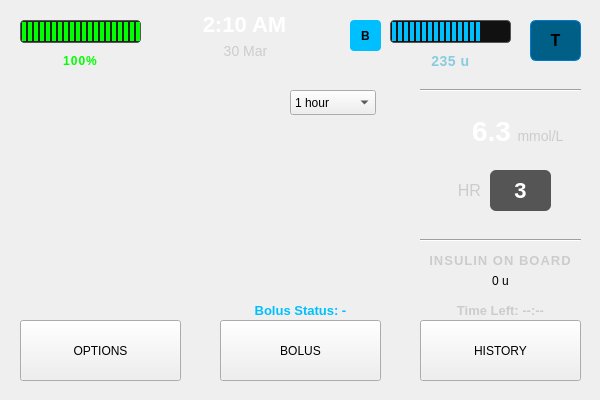
First picture: the form in code/home.ui, repository xHWAHx/InsulinPumpSimulator-Group35, before the edit.
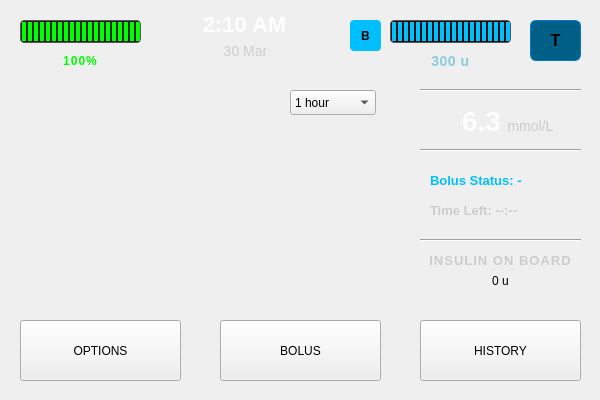
Second picture: the form after the edit. Icons and pictures are not drawn. Custom widgets are drawn as their Qt base class.

```diff
--- a/code/home.ui
+++ b/code/home.ui
@@ -99,7 +99,7 @@
 </string>
    </property>
    <property name="value">
-    <number>75</number>
+    <number>100</number>
    </property>
    <property name="textVisible">
     <bool>false</bool>
@@ -151,7 +151,7 @@
 </string>
    </property>
    <property name="text">
-    <string>235 u</string>
+    <string>300 u</string>
    </property>
    <property name="alignment">
     <set>Qt::AlignCenter</set>
@@ -364,9 +364,9 @@
   <widget class="QLabel" name="labelBolusStatus">
    <property name="geometry">
     <rect>
-     <x>220</x>
-     <y>300</y>
-     <width>161</width>
+     <x>430</x>
+     <y>170</y>
+     <width>141</width>
      <height>20</height>
     </rect>
    </property>
@@ -381,7 +381,7 @@
     <string>Bolus Status: -</string>
    </property>
    <property name="alignment">
-    <set>Qt::AlignCenter</set>
+    <set>Qt::AlignLeading|Qt::AlignLeft|Qt::AlignVCenter</set>
    </property>
   </widget>
   <widget class="QPushButton" name="historyButton">
@@ -444,61 +444,11 @@
     <string>T</string>
    </property>
   </widget>
-  <widget class="QPushButton" name="pushButton">
-   <property name="geometry">
-    <rect>
-     <x>490</x>
-     <y>170</y>
-     <width>61</width>
-     <height>41</height>
-    </rect>
-   </property>
-   <property name="styleSheet">
-    <string notr="true">QLabel, QPushButton {
-    background-color: #555555;
-    border-radius: 6px;
-    padding: 10px 20px;
-    color: white;
-    font-size: 22px;
-    font-weight: bold;
-    font-family: &quot;Segoe UI&quot;, sans-serif;
-}
-</string>
-   </property>
-   <property name="text">
-    <string>3</string>
-   </property>
-  </widget>
-  <widget class="QLabel" name="label_4">
-   <property name="geometry">
-    <rect>
-     <x>440</x>
-     <y>170</y>
-     <width>41</width>
-     <height>41</height>
-    </rect>
-   </property>
-   <property name="styleSheet">
-    <string notr="true">QLabel {
-    color: #CCCCCC;
-    font-size: 16px;
-    font-weight: medium;
-    font-family: &quot;Segoe UI&quot;, sans-serif;
-    margin-top: -10px;
-}</string>
-   </property>
-   <property name="text">
-    <string>HR</string>
-   </property>
-   <property name="alignment">
-    <set>Qt::AlignRight|Qt::AlignTrailing|Qt::AlignVCenter</set>
-   </property>
-  </widget>
   <widget class="QLabel" name="glucoseLabel">
    <property name="geometry">
     <rect>
-     <x>430</x>
-     <y>110</y>
+     <x>420</x>
+     <y>100</y>
      <width>81</width>
      <height>41</height>
     </rect>
@@ -537,8 +487,8 @@
   <widget class="QLabel" name="label_2">
    <property name="geometry">
     <rect>
-     <x>510</x>
-     <y>120</y>
+     <x>500</x>
+     <y>110</y>
      <width>61</width>
      <height>31</height>
     </rect>
@@ -566,9 +516,9 @@
   <widget class="QLabel" name="labelBolusTimeRemaining">
    <property name="geometry">
     <rect>
-     <x>420</x>
-     <y>300</y>
-     <width>161</width>
+     <x>430</x>
+     <y>200</y>
+     <width>141</width>
      <height>20</height>
     </rect>
    </property>
@@ -583,7 +533,20 @@
     <string>Time Left: --:--</string>
    </property>
    <property name="alignment">
-    <set>Qt::AlignCenter</set>
+    <set>Qt::AlignLeading|Qt::AlignLeft|Qt::AlignVCenter</set>
+   </property>
+  </widget>
+  <widget class="Line" name="line_3">
+   <property name="geometry">
+    <rect>
+     <x>420</x>
+     <y>140</y>
+     <width>161</width>
+     <height>20</height>
+    </rect>
+   </property>
+   <property name="orientation">
+    <enum>Qt::Horizontal</enum>
    </property>
   </widget>
  </widget>
```
